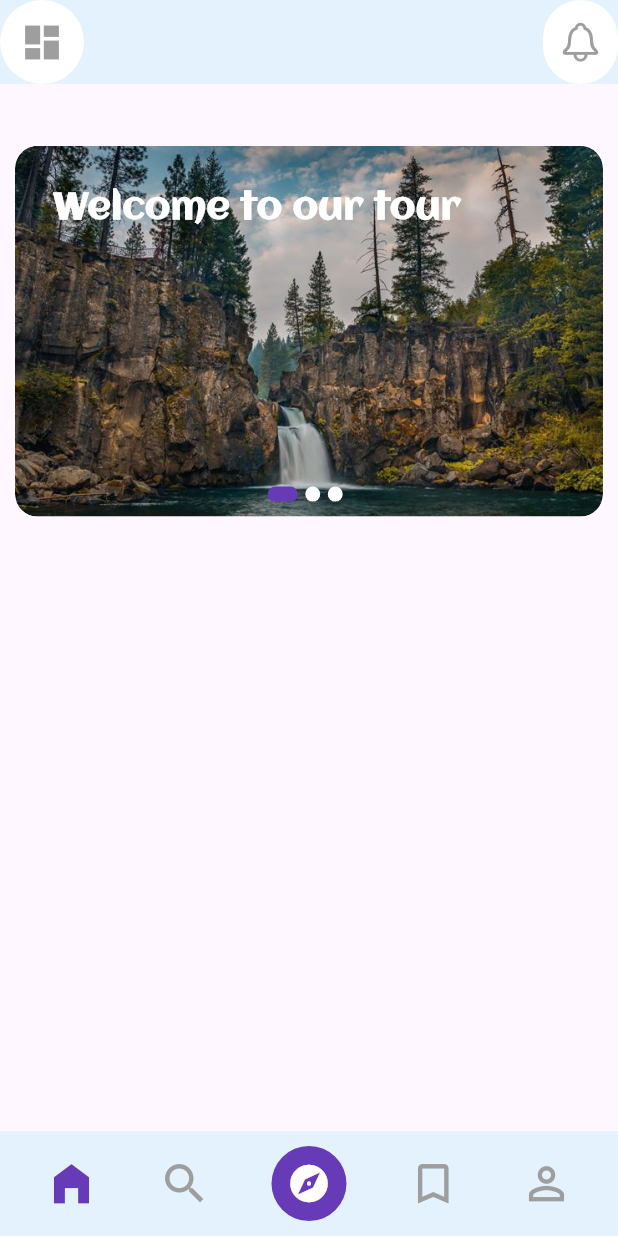
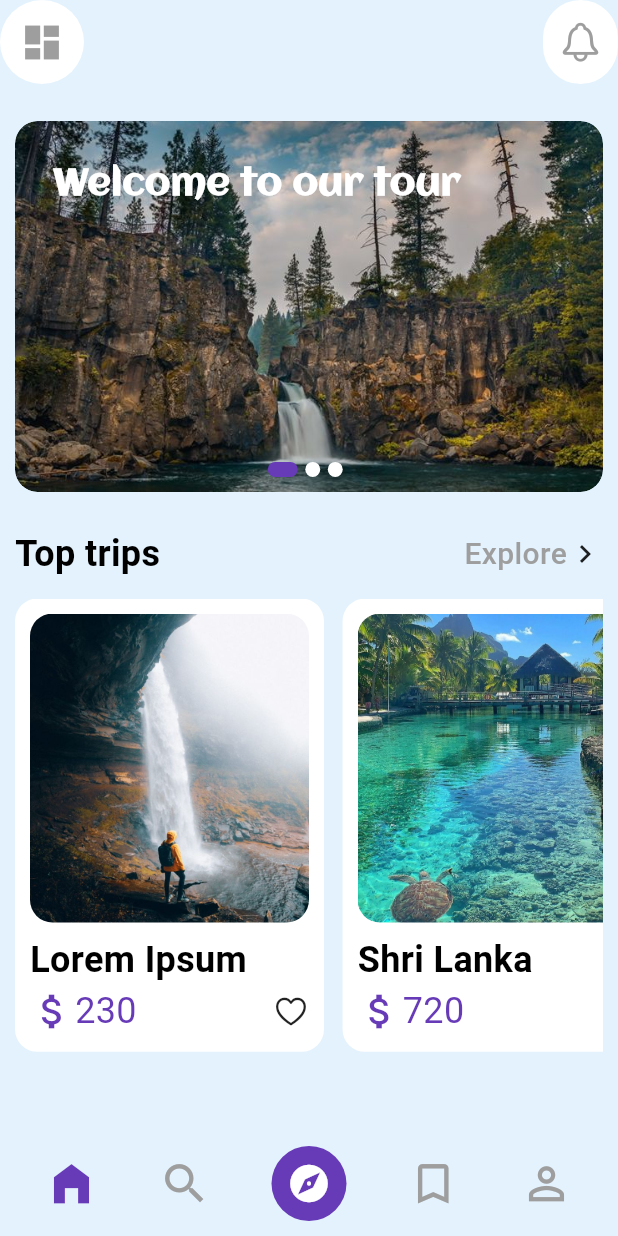
Before and after one commit to LeDominus/travell_app_getx, a Flutter app: the screen it shows after launch, on a phone screen of 412 x 824 dp. Run offline on Flutter 3.47's test engine with Material 3 defaults, Android fonts, the phone set to English and light mode, and no system bars; our stand-ins replace get.

Commit message:
starting 3 day of coding

```diff
--- /dev/null
+++ b/lib/controllers/global_controller.dart
@@ -0,0 +1,3 @@
+class GlobalController extends GetxController {
+
+}
--- a/lib/main.dart
+++ b/lib/main.dart
@@ -11,6 +11,7 @@ class MyApp extends StatelessWidget {
   @override
   Widget build(BuildContext context) {
     return const GetMaterialApp(
+      defaultTransition: Transition.cupertino,
       home: HomeScreen(),
       title: "TravelApp",
       debugShowCheckedModeBanner: false,
--- /dev/null
+++ b/lib/models/custom_cards.dart
@@ -0,0 +1,79 @@
+import 'package:flutter/cupertino.dart';
+import 'package:flutter/material.dart';
+
+class CustomCard extends StatelessWidget {
+  final String price;
+  final String location;
+  final double width;
+  final double height;
+  final String image;
+
+  const CustomCard(
+      {super.key,
+      required this.price,
+      required this.location,
+      required this.width,
+      required this.height,
+      required this.image});
+
+  @override
+  Widget build(BuildContext context) {
+    return Container(
+      decoration: BoxDecoration(
+          borderRadius: BorderRadius.circular(15), color: Colors.white),
+      width: width * .5,
+      margin: EdgeInsets.only(right: width * .03),
+      child: Padding(
+        padding: const EdgeInsets.all(10.0),
+        child: Column(
+          crossAxisAlignment: CrossAxisAlignment.start,
+          children: [
+            SizedBox(
+              width: width * .6,
+              height: height * .25,
+              child: ClipRRect(
+                borderRadius: BorderRadius.circular(15),
+                child: Image.asset(
+                  image,
+                  fit: BoxFit.cover,
+                ),
+              ),
+            ),
+            SizedBox(
+              height: height * .01,
+            ),
+            Text(
+              location,
+              style: const TextStyle(
+                  fontSize: 24,
+                  fontWeight: FontWeight.w700,
+                  color: Colors.black),
+            ),
+            Row(
+              mainAxisAlignment: MainAxisAlignment.spaceBetween,
+              children: [
+                Row(
+                  children: [
+                    const Icon(
+                      Icons.attach_money,
+                      size: 30,
+                      color: Colors.deepPurple,
+                    ),
+                    Text(
+                      price,
+                      style: const TextStyle(
+                        fontSize: 24,
+                        color: Colors.deepPurple,
+                      ),
+                    ),
+                  ],
+                ),
+                const Icon(CupertinoIcons.heart)
+              ],
+            ),
+          ],
+        ),
+      ),
+    );
+  }
+}
--- a/lib/views/home_screen.dart
+++ b/lib/views/home_screen.dart
@@ -1,6 +1,10 @@
 // ignore_for_file: file_names, unused_local_variable
 import 'package:flutter/cupertino.dart';
 import 'package:flutter/material.dart';
+import 'package:get/get.dart';
+import 'package:weather_app_getx/models/custom_cards.dart';
+import 'package:weather_app_getx/views/details_page.dart';
+import 'package:weather_app_getx/views/explore_page.dart';
 
 class HomeScreen extends StatefulWidget {
   const HomeScreen({super.key});
@@ -24,6 +28,7 @@ class _HomeScreenState extends State<HomeScreen> {
     double height = MediaQuery.of(context).size.height;
 
     return Scaffold(
+      backgroundColor: Colors.blue[50],
       appBar: AppBar(
         backgroundColor: Colors.blue[50],
         leading: Container(
@@ -65,7 +70,7 @@ class _HomeScreenState extends State<HomeScreen> {
                   height: height,
                   child: Column(
                     children: [
-                      SizedBox(height: height * .05),
+                      SizedBox(height: height * .03),
                       SizedBox(
                         width: width,
                         height: height * .3,
@@ -140,10 +145,84 @@ class _HomeScreenState extends State<HomeScreen> {
                           ],
                         ),
                       ),
-                      Expanded(
-                        child:
-                            Container(), // Placeholder for additional content
+                      SizedBox(
+                        height: height * .03,
                       ),
+                      Row(
+                        mainAxisAlignment: MainAxisAlignment.spaceBetween,
+                        children: [
+                          const Text(
+                            "Top trips",
+                            style: TextStyle(
+                                fontSize: 24,
+                                fontWeight: FontWeight.bold,
+                                color: Colors.black),
+                          ),
+                          Row(
+                            children: [
+                              GestureDetector(
+                                onTap: () {
+                                  Navigator.push(
+                                      context,
+                                      MaterialPageRoute(
+                                          builder: (BuildContext context) =>
+                                              const ExplorePage()));
+                                },
+                                child: const Row(
+                                  children: [
+                                    Text(
+                                      'Explore',
+                                      style: TextStyle(
+                                          fontSize: 20,
+                                          fontWeight: FontWeight.w500,
+                                          color: Colors.grey),
+                                    ),
+                                    Icon(Icons.keyboard_arrow_right)
+                                  ],
+                                ),
+                              )
+                            ],
+                          )
+                        ],
+                      ),
+                      SizedBox(height: height * .015),
+                      SizedBox(
+                        width: width,
+                        child: SingleChildScrollView(
+                          physics: const ClampingScrollPhysics(),
+                          scrollDirection: Axis.horizontal,
+                          child: Row(
+                            children: [
+                              GestureDetector(
+                                onTap: () => Get.to(const DetailsPage()),
+                                child: CustomCard(
+                                    price: '230',
+                                    location: "Lorem Ipsum",
+                                    width: width,
+                                    height: height,
+                                    image: 'assets/images/5.jpg'),
+                              ),
+                              GestureDetector(
+                                  onTap: () => Get.to(const DetailsPage()),
+                                  child: CustomCard(
+                                      price: '720',
+                                      location: "Shri Lanka",
+                                      width: width,
+                                      height: height,
+                                      image: 'assets/images/6.jpg')),
+                              GestureDetector(
+                                onTap: () => Get.to(const DetailsPage()),
+                                child: CustomCard(
+                                    price: '560',
+                                    location: "Dubai",
+                                    width: width,
+                                    height: height,
+                                    image: 'assets/images/7.jpg'),
+                              )
+                            ],
+                          ),
+                        ),
+                      )
                     ],
                   ),
                 ),
```
Also changed, not shown: lib/views/details_page.dart (added, +68 -0 lines), lib/views/explore_page.dart (added, +16 -0 lines), lib/models/mongo_db.dart (added).
